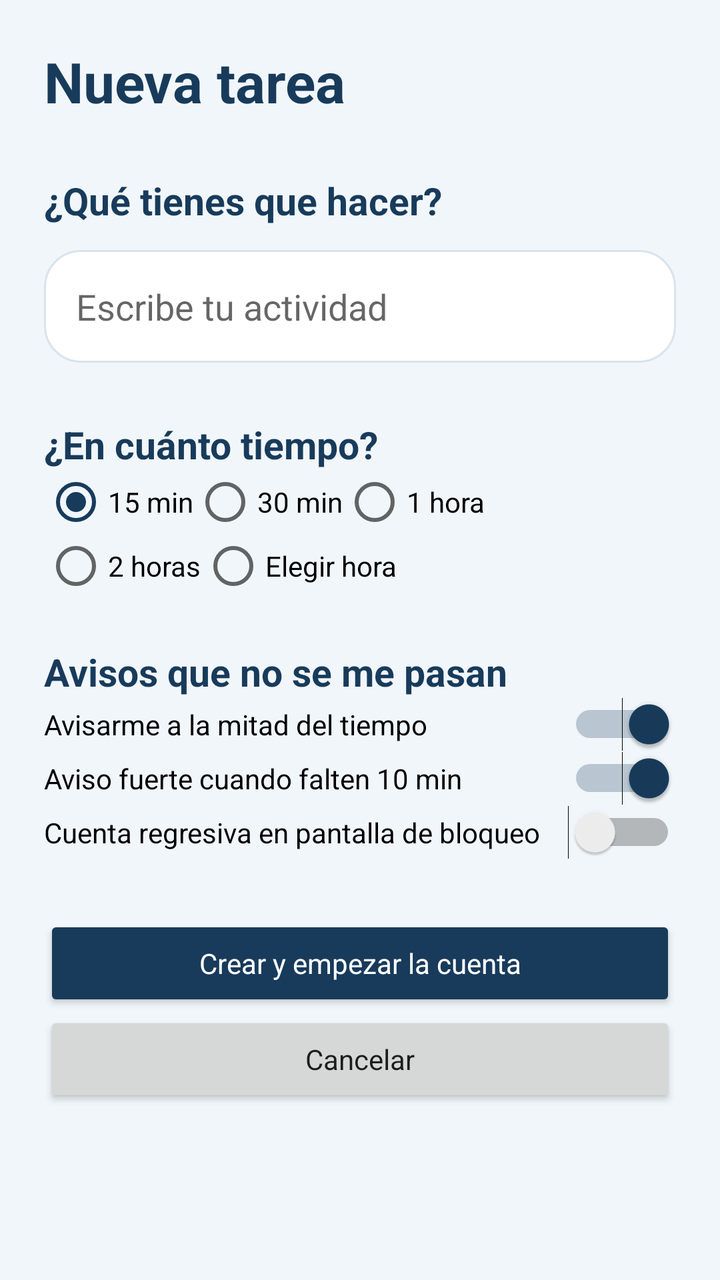
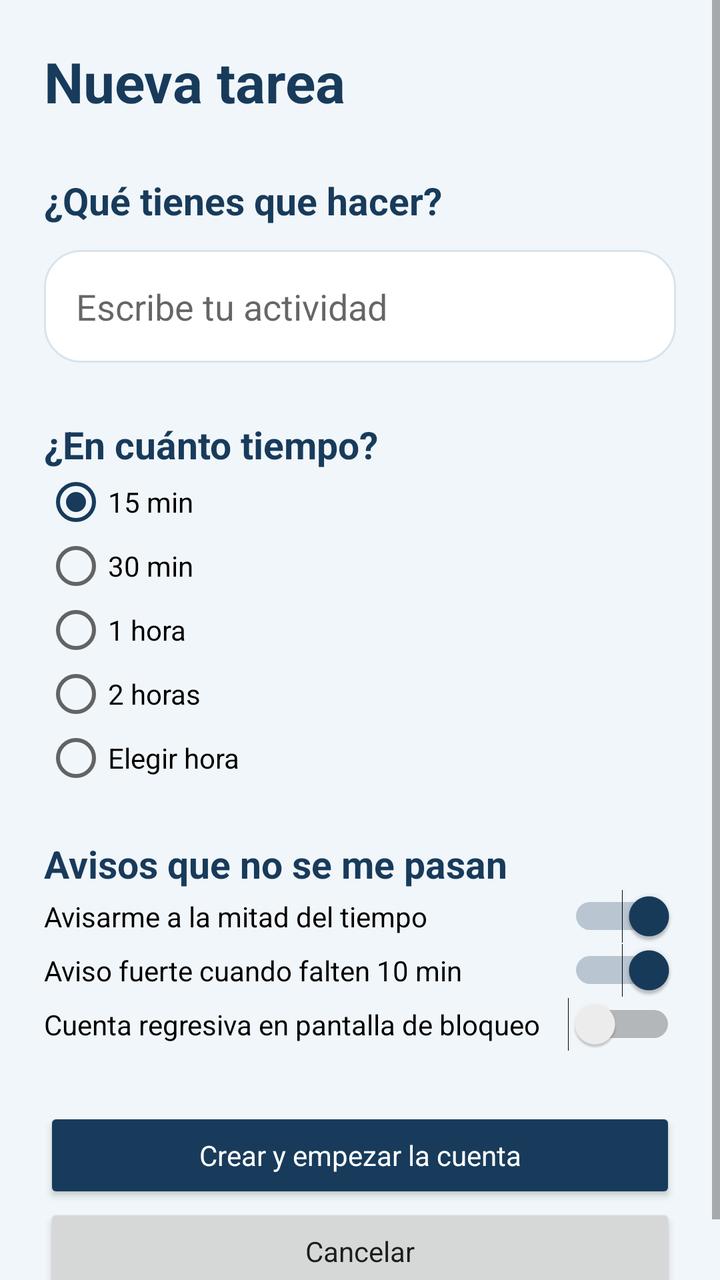

The first picture is an Android layout as it rendered before a commit; the second is the same layout after the commit. The layout source and the unified diff follow.
<!-- AndroidManifest.xml: application theme Theme.Ahorita -->
<!-- res/layout/activity_new_task.xml -->
<ScrollView xmlns:android="http://schemas.android.com/apk/res/android"
    android:layout_width="match_parent" android:layout_height="match_parent"
    android:background="@color/ah_background" android:fillViewport="true">
    <LinearLayout android:layout_width="match_parent" android:layout_height="wrap_content"
        android:orientation="vertical" android:padding="22dp">
        <TextView android:layout_width="wrap_content" android:layout_height="wrap_content"
            android:text="Nueva tarea" android:textColor="@color/ah_navy" android:textSize="28sp"
            android:textStyle="bold"/>
        <TextView android:layout_width="wrap_content" android:layout_height="wrap_content"
            android:layout_marginTop="28dp" android:text="¿Qué tienes que hacer?"
            android:textColor="@color/ah_navy" android:textSize="19sp" android:textStyle="bold"/>
        <EditText android:id="@+id/etTaskTitle" android:layout_width="match_parent"
            android:layout_height="wrap_content" android:layout_marginTop="12dp"
            android:hint="Escribe tu actividad" android:padding="16dp"
            android:background="@drawable/bg_card" android:inputType="textCapSentences"/>
        <TextView android:layout_width="wrap_content" android:layout_height="wrap_content"
            android:layout_marginTop="28dp" android:text="¿En cuánto tiempo?"
            android:textColor="@color/ah_navy" android:textSize="19sp" android:textStyle="bold"/>
        <RadioGroup android:id="@+id/rgDuration" android:layout_width="match_parent"
            android:layout_height="wrap_content" android:orientation="horizontal">
            <RadioButton android:layout_width="wrap_content" android:layout_height="wrap_content"
                android:text="15 min" android:checked="true"/>
            <RadioButton android:layout_width="wrap_content" android:layout_height="wrap_content"
                android:text="30 min"/>
            <RadioButton android:layout_width="wrap_content" android:layout_height="wrap_content"
                android:text="1 hora"/>
        </RadioGroup>
        <RadioGroup android:layout_width="match_parent" android:layout_height="wrap_content"
            android:orientation="horizontal">
            <RadioButton android:layout_width="wrap_content" android:layout_height="wrap_content"
                android:text="2 horas"/>
            <RadioButton android:layout_width="wrap_content" android:layout_height="wrap_content"
                android:text="Elegir hora"/>
        </RadioGroup>
        <TextView android:layout_width="wrap_content" android:layout_height="wrap_content"
            android:layout_marginTop="24dp" android:text="Avisos que no se me pasan"
            android:textColor="@color/ah_navy" android:textSize="19sp" android:textStyle="bold"/>
        <Switch android:layout_width="match_parent" android:layout_height="wrap_content"
            android:text="Avisarme a la mitad del tiempo" android:checked="true"/>
        <Switch android:layout_width="match_parent" android:layout_height="wrap_content"
            android:text="Aviso fuerte cuando falten 10 min" android:checked="true"/>
        <Switch android:layout_width="match_parent" android:layout_height="wrap_content"
            android:text="Cuenta regresiva en pantalla de bloqueo"/>
        <Button android:id="@+id/btnCreateTask" android:layout_width="match_parent"
            android:layout_height="wrap_content" android:layout_marginTop="28dp"
            android:text="Crear y empezar la cuenta" android:textAllCaps="false"
            android:textColor="@android:color/white" android:backgroundTint="@color/ah_navy"/>
        <Button android:id="@+id/btnCancelTask" android:layout_width="match_parent"
            android:layout_height="wrap_content" android:text="Cancelar" android:textAllCaps="false"/>
    </LinearLayout>
</ScrollView>
<!-- resources referenced by this layout -->
<resources>
  <color name="ah_background">#F1F6FA</color>
  <color name="ah_navy">#183B5B</color>
  <!-- drawable bg_card (drawable) -->
  <shape xmlns:android="http://schemas.android.com/apk/res/android">
      <solid android:color="@color/ah_surface"/>
      <corners android:radius="18dp"/>
      <stroke android:width="1dp" android:color="@color/ah_border"/>
  </shape>
  <style name="Theme.Ahorita" parent="@android:style/Theme.Material.Light.NoActionBar">
          <item name="android:fontFamily">sans-serif</item>
          <item name="android:colorAccent">@color/ah_navy</item>
          <item name="android:statusBarColor">@color/ah_background</item>
          <item name="android:navigationBarColor">@color/ah_background</item>
          <item name="android:windowLightStatusBar">true</item>
          <item name="android:windowActionModeOverlay">true</item>
      </style>
  <color name="ah_surface">#FFFFFF</color>
  <color name="ah_border">#D8E4ED</color>
</resources>

<!-- the commit's change to res/layout/activity_new_task.xml (unified diff, before → after) -->
@@ -17,21 +17,24 @@
             android:layout_marginTop="28dp" android:text="¿En cuánto tiempo?"
             android:textColor="@color/ah_navy" android:textSize="19sp" android:textStyle="bold"/>
         <RadioGroup android:id="@+id/rgDuration" android:layout_width="match_parent"
-            android:layout_height="wrap_content" android:orientation="horizontal">
-            <RadioButton android:layout_width="wrap_content" android:layout_height="wrap_content"
-                android:text="15 min" android:checked="true"/>
-            <RadioButton android:layout_width="wrap_content" android:layout_height="wrap_content"
-                android:text="30 min"/>
-            <RadioButton android:layout_width="wrap_content" android:layout_height="wrap_content"
-                android:text="1 hora"/>
+            android:layout_height="wrap_content" android:orientation="vertical">
+            <RadioButton android:id="@+id/rb15" android:layout_width="wrap_content"
+                android:layout_height="wrap_content" android:text="15 min" android:checked="true"/>
+            <RadioButton android:id="@+id/rb30" android:layout_width="wrap_content"
+                android:layout_height="wrap_content" android:text="30 min"/>
+            <RadioButton android:id="@+id/rb60" android:layout_width="wrap_content"
+                android:layout_height="wrap_content" android:text="1 hora"/>
+            <RadioButton android:id="@+id/rb120" android:layout_width="wrap_content"
+                android:layout_height="wrap_content" android:text="2 horas"/>
+            <RadioButton android:id="@+id/rbCustom" android:layout_width="wrap_content"
+                android:layout_height="wrap_content" android:text="Elegir hora"/>
         </RadioGroup>
-        <RadioGroup android:layout_width="match_parent" android:layout_height="wrap_content"
-            android:orientation="horizontal">
-            <RadioButton android:layout_width="wrap_content" android:layout_height="wrap_content"
-                android:text="2 horas"/>
-            <RadioButton android:layout_width="wrap_content" android:layout_height="wrap_content"
-                android:text="Elegir hora"/>
-        </RadioGroup>
+
+        
+        <TextView android:id="@+id/tvCustomTime" android:layout_width="wrap_content"
+            android:layout_height="wrap_content" android:layout_marginStart="32dp"
+            android:layout_marginTop="4dp" android:textColor="@color/ah_muted"
+            android:textStyle="bold" android:visibility="gone"/>
         <TextView android:layout_width="wrap_content" android:layout_height="wrap_content"
             android:layout_marginTop="24dp" android:text="Avisos que no se me pasan"
             android:textColor="@color/ah_navy" android:textSize="19sp" android:textStyle="bold"/>
<!-- resource entries referenced after the edit -->
@@ -1,6 +1,7 @@
 <!-- resources referenced by this layout -->
 <resources>
   <color name="ah_background">#F1F6FA</color>
+  <color name="ah_muted">#60788C</color>
   <color name="ah_navy">#183B5B</color>
   <!-- drawable bg_card (drawable) -->
   <shape xmlns:android="http://schemas.android.com/apk/res/android">
